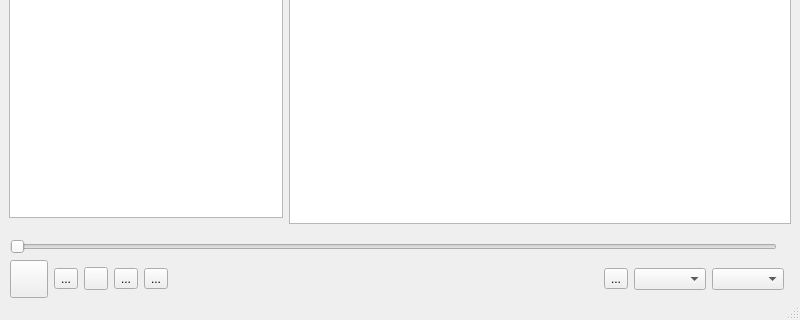
First picture: the form in src/gui/mainwindow.ui, repository Orochimarufan/vlyc2, before the edit; both pictures show x 0 to 800 and y 280 to 600 of the 800 by 600 pixel window.
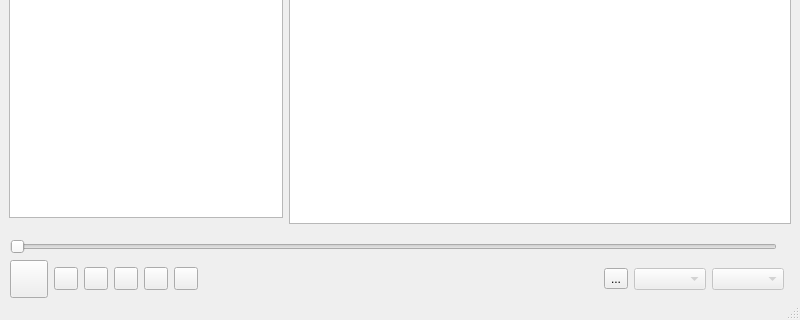
Second picture: the form after the edit. The open tabs and pages were chosen to show the change. Icons and pictures are not drawn. Custom widgets are drawn as their Qt base class.

What changed in the file:
```diff
--- a/src/gui/mainwindow.ui
+++ b/src/gui/mainwindow.ui
@@ -194,9 +194,6 @@
          </item>
          <item>
           <widget class="QToolButton" name="btn_prev">
-           <property name="text">
-            <string>...</string>
-           </property>
            <property name="icon">
             <iconset>
              <normaloff>:/toolbar/previous_b</normaloff>:/toolbar/previous_b</iconset>
@@ -213,9 +210,6 @@
          </item>
          <item>
           <widget class="QToolButton" name="btn_next">
-           <property name="text">
-            <string>...</string>
-           </property>
            <property name="icon">
             <iconset>
              <normaloff>:/toolbar/next_b</normaloff>:/toolbar/next_b</iconset>
@@ -224,9 +218,6 @@
          </item>
          <item>
           <widget class="QToolButton" name="btn_library">
-           <property name="text">
-            <string>...</string>
-           </property>
            <property name="icon">
             <iconset>
              <normaloff>:/toolbar/playlist</normaloff>:/toolbar/playlist</iconset>
@@ -236,6 +227,13 @@
            </property>
           </widget>
          </item>
+         <item>
+          <widget class="LoopButton" name="btn_repeat">
+           <property name="checkable">
+            <bool>true</bool>
+           </property>
+          </widget>
+         </item>
          <item>
           <spacer name="horizontalSpacer">
            <property name="orientation">
@@ -261,10 +259,18 @@
           </widget>
          </item>
          <item>
-          <widget class="QComboBox" name="subtitles"/>
+          <widget class="QComboBox" name="subtitles">
+           <property name="enabled">
+            <bool>false</bool>
+           </property>
+          </widget>
          </item>
          <item>
-          <widget class="QComboBox" name="quality"/>
+          <widget class="QComboBox" name="quality">
+           <property name="enabled">
+            <bool>false</bool>
+           </property>
+          </widget>
          </item>
          <item>
           <widget class="SoundWidget" name="volume" native="true"/>
@@ -357,6 +363,11 @@
    <header location="global">gui/videowidget.h</header>
    <container>1</container>
   </customwidget>
+  <customwidget>
+   <class>LoopButton</class>
+   <extends>QToolButton</extends>
+   <header location="global">QtVlcWidgets/SpecialButtons.h</header>
+  </customwidget>
  </customwidgets>
  <resources>
   <include location="../../vlyc.qrc"/>
```
Left out of the diff: 45 changed lines with no effect on the pictures.
